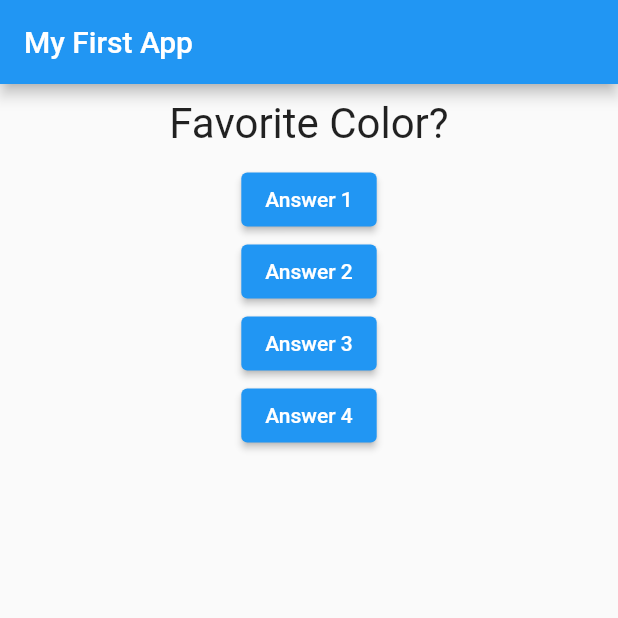
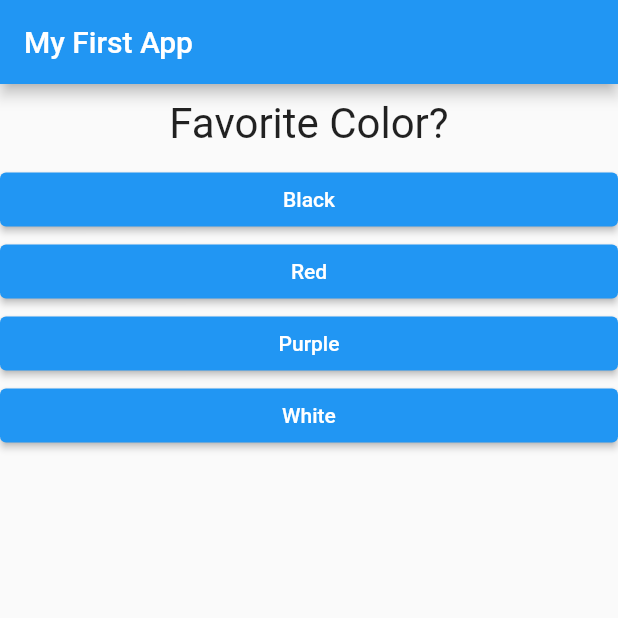
Before and after one commit to 5tigerjelly/learn_flutter, a Flutter app: the screen it shows after launch, on a phone screen of 412 x 824 dp, the top half of it. Run offline on Flutter 3.47's test engine with Material 2 defaults, Android fonts, the phone set to English and light mode, and no system bars.

Commit message:
Break out to answer file

```diff
--- /dev/null
+++ b/lib/answer.dart
@@ -0,0 +1,24 @@
+import 'package:flutter/src/foundation/key.dart';
+import 'package:flutter/src/widgets/framework.dart';
+import 'package:flutter/src/widgets/placeholder.dart';
+import 'package:flutter/material.dart';
+
+class Answer extends StatelessWidget {
+  final VoidCallback selectHandler;
+  final String answerText;
+
+  Answer(this.selectHandler, String this.answerText);
+
+  @override
+  Widget build(BuildContext context) {
+    return Container(
+      width: double.infinity,
+      child: ElevatedButton(
+        style: ButtonStyle(
+            backgroundColor: MaterialStateProperty.all(Colors.blue)),
+        child: Text(answerText),
+        onPressed: selectHandler,
+      ),
+    );
+  }
+}
--- a/lib/main.dart
+++ b/lib/main.dart
@@ -1,6 +1,7 @@
 import 'package:flutter/material.dart';
 
 import './question.dart';
+import './answer.dart';
 
 void main() {
   runApp(MyApp());
@@ -26,7 +27,20 @@ class _MyAppState extends State<MyApp> {
 
   @override
   Widget build(BuildContext context) {
-    var questions = ["Favorite Color?", "Favorite animal?"];
+    const questions = [
+      {
+        'questionText': "Favorite Color?",
+        'answers': ['Black', 'Red', 'Purple', 'White']
+      },
+      {
+        'questionText': "Favorite animal?",
+        'answers': ['Rabbit', 'Snake', 'Lion', 'Elephant']
+      },
+      {
+        'questionText': "Favorite city?",
+        'answers': ['Seattle', 'New York', 'Tokyo', 'Seoul']
+      },
+    ];
     return MaterialApp(
       home: Scaffold(
         appBar: AppBar(
@@ -34,11 +48,12 @@ class _MyAppState extends State<MyApp> {
         ),
         body: Column(
           children: [
-            Question(questions.elementAt(_questionIndex)),
-            ElevatedButton(onPressed: _answerQuestion, child: Text('Answer 1')),
-            ElevatedButton(onPressed: _answerQuestion, child: Text('Answer 2')),
-            ElevatedButton(onPressed: _answerQuestion, child: Text('Answer 3')),
-            ElevatedButton(onPressed: _answerQuestion, child: Text('Answer 4')),
+            Question(questions.elementAt(_questionIndex)['questionText']),
+            ...(questions.elementAt(_questionIndex)['answers'] as List<String>)
+                .map(
+                  (answers) => Answer(_answerQuestion, answers),
+                )
+                .toList()
           ],
         ),
       ),
```
